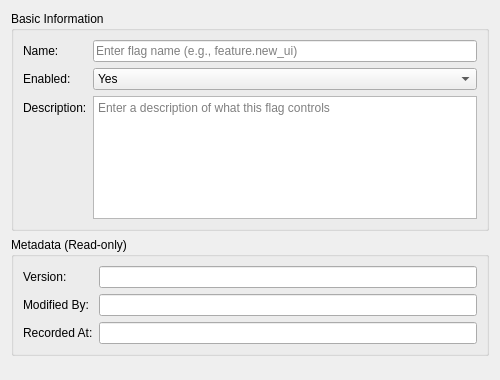
The window that projects/ores.qt/ui/FeatureFlagDetailDialog.ui (OreStudio/OreStudio) describes before a commit, drawn with Qt 5.
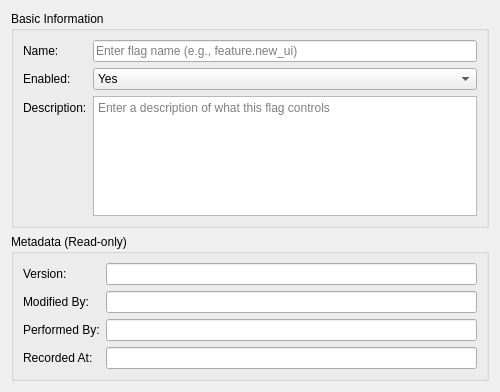
The same window after the commit.

Commit message:
[qt] Add Performed By field to remaining detail dialogs
Adds read-only performedByEdit to the metadata section of 13 detail
dialogs that were missing it: Currency, Country, BusinessCentre,
ChangeReason, ChangeReasonCategory, Account, Role, Tenant, TenantType,
FeatureFlag, DatasetBundle, NatureDimension, OriginDimension.

Patch:
```diff
--- a/projects/ores.qt/ui/FeatureFlagDetailDialog.ui
+++ b/projects/ores.qt/ui/FeatureFlagDetailDialog.ui
@@ -131,13 +131,28 @@
        </widget>
       </item>
       <item row="2" column="0">
+       <widget class="QLabel" name="labelPerformedBy">
+        <property name="text">
+         <string>Performed By:</string>
+        </property>
+       </widget>
+      </item>
+      <item row="2" column="1">
+       <widget class="QLineEdit" name="performedByEdit">
+        <property name="readOnly">
+         <bool>true</bool>
+        </property>
+       </widget>
+      </item>
+
+      <item row="3" column="0">
        <widget class="QLabel" name="labelRecordedAt">
         <property name="text">
          <string>Recorded At:</string>
         </property>
        </widget>
       </item>
-      <item row="2" column="1">
+      <item row="3" column="1">
        <widget class="QLineEdit" name="recordedAtEdit">
         <property name="readOnly">
          <bool>true</bool>
```
The commit also changes 26 other files.
